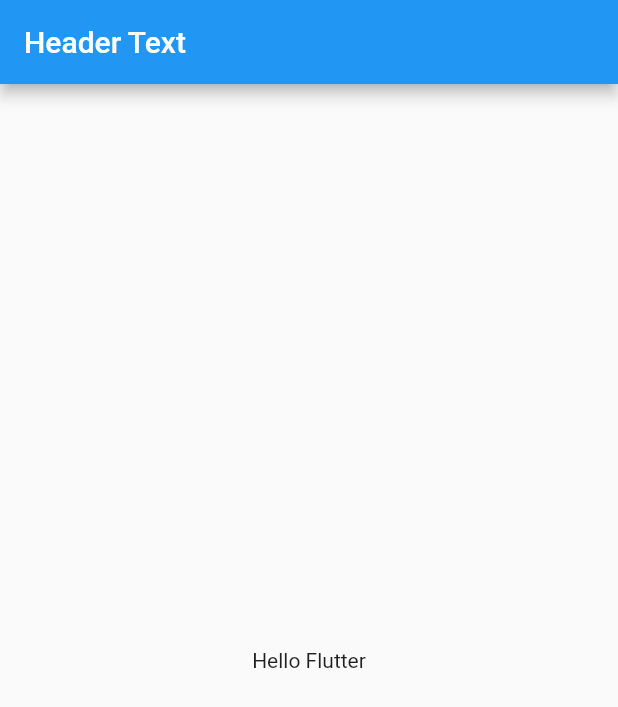
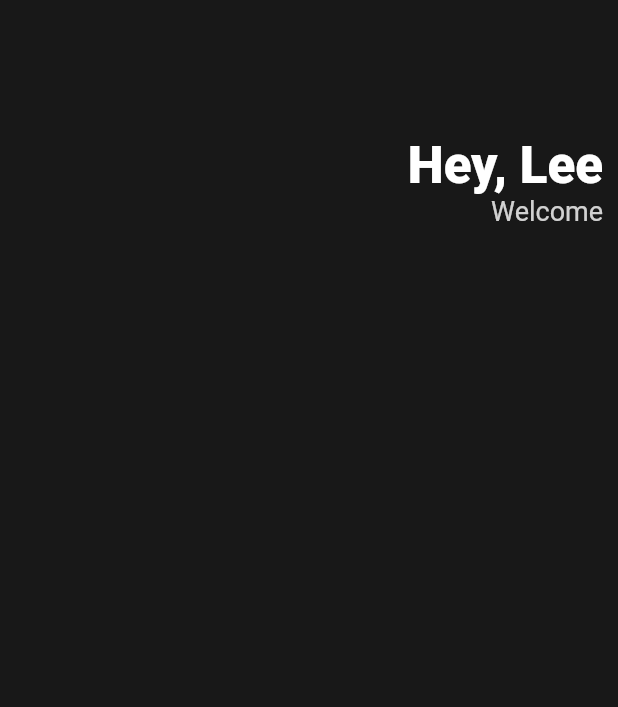
Before and after one commit to devym-37/flutter, a Flutter app: the screen it shows after launch, on a phone screen of 412 x 824 dp. Shown: the top 707 px of the screen. Run offline on Flutter 3.47's test engine with Material 2 defaults, Android fonts, the phone set to English and light mode, and no system bars.

Commit message:
flutter ui style step1

```diff
--- a/toonflix/lib/main.dart
+++ b/toonflix/lib/main.dart
@@ -12,10 +12,41 @@ class App extends StatelessWidget {
   Widget build(BuildContext context) {
     return MaterialApp(
       home: Scaffold(
-        appBar: AppBar(
-          title: Text('Header Text'),
-        ),
-        body: Center(child: Text('Hello Flutter')),
+        backgroundColor: Color(0xFF181818),
+        body: Padding(
+            padding: EdgeInsets.all(10),
+            child: Column(
+              children: [
+                SizedBox(
+                  height: 80,
+                ),
+                Row(
+                  mainAxisAlignment: MainAxisAlignment.end,
+                  children: [
+                    Column(
+                      crossAxisAlignment: CrossAxisAlignment.end,
+                      children: [
+                        Text(
+                          'Hey, Lee',
+                          style: TextStyle(
+                            color: Colors.white,
+                            fontSize: 34,
+                            fontWeight: FontWeight.w800,
+                          ),
+                        ),
+                        Text(
+                          'Welcome',
+                          style: TextStyle(
+                            color: Colors.white.withOpacity(0.8),
+                            fontSize: 18,
+                          ),
+                        ),
+                      ],
+                    )
+                  ],
+                ),
+              ],
+            )),
       ),
     );
   }
```
